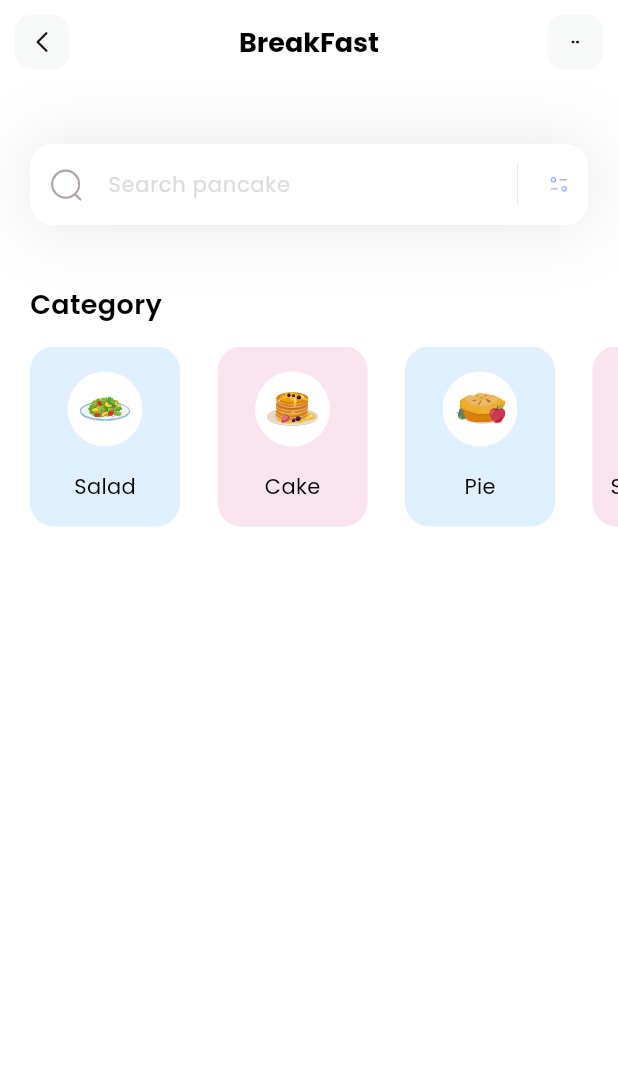
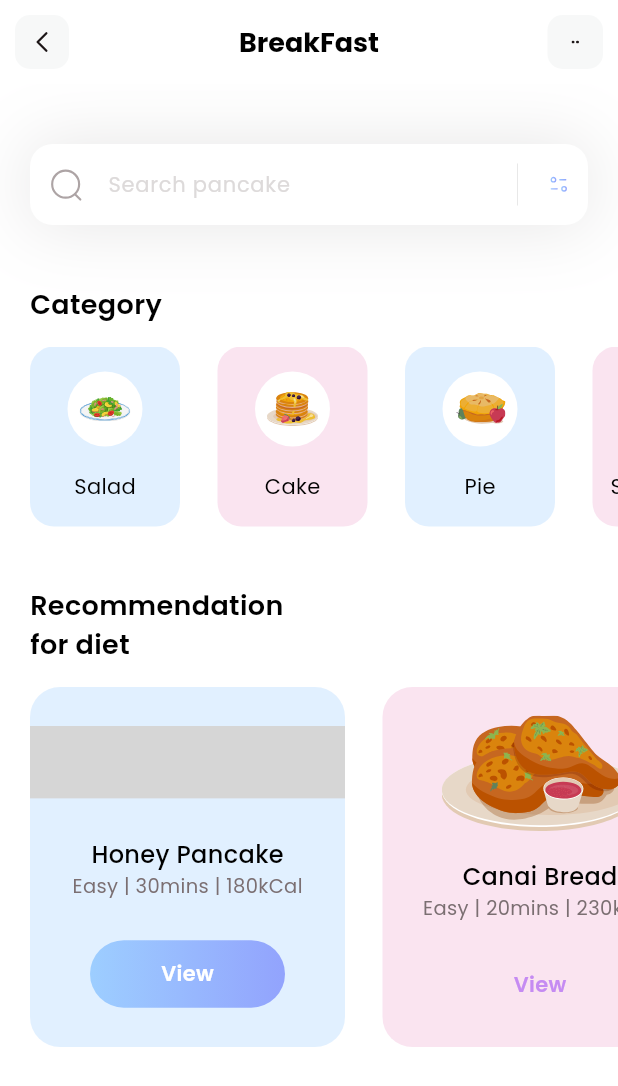
Before and after one commit to nzuwera/diet-app, a Flutter app: the screen it shows after launch, on a phone screen of 412 x 824 dp. Shown: the top 1086 px of the screen. Run offline on Flutter 3.47's test engine with Material 3 defaults, Android fonts, the phone set to English and light mode, and no system bars; our stand-ins replace flutter_svg; grey boxes are pictures that could not be loaded.

Commit message:
- Diet Section

```diff
--- /dev/null
+++ b/lib/models/diet_model.dart
@@ -0,0 +1,51 @@
+import 'package:flutter/material.dart';
+
+class DietModel {
+  String name;
+  String iconPath;
+  String level;
+  String duration;
+  String calorie;
+  Color boxColor;
+  bool viewIsSelected;
+
+  DietModel({
+    required this.name,
+    required this.iconPath,
+    required this.level,
+    required this.duration,
+    required this.calorie,
+    required this.boxColor,
+    required this.viewIsSelected
+  });
+
+  static List < DietModel > getDiets() {
+    List < DietModel > diets = [];
+
+    diets.add(
+        DietModel(
+            name: 'Honey Pancake',
+            iconPath: 'assets/icons/honey-pancakes.svg',
+            level: 'Easy',
+            duration: '30mins',
+            calorie: '180kCal',
+            viewIsSelected: true,
+            boxColor: Color(0xff9DCEFF)
+        )
+    );
+
+    diets.add(
+        DietModel(
+            name: 'Canai Bread',
+            iconPath: 'assets/icons/canai-bread.svg',
+            level: 'Easy',
+            duration: '20mins',
+            calorie: '230kCal',
+            viewIsSelected: false,
+            boxColor: Color(0xffEEA4CE)
+        )
+    );
+
+    return diets;
+  }
+}
--- a/lib/pages/home.dart
+++ b/lib/pages/home.dart
@@ -1,17 +1,18 @@
 import "package:flutter/material.dart";
 import 'package:flutter_application/models/category_model.dart';
+import 'package:flutter_application/models/diet_model.dart';
 import 'package:flutter_svg/flutter_svg.dart';
 
 class HomePage extends StatelessWidget {
   HomePage({super.key});
 
   List<CategoryModel> categories = [];
+  List<DietModel> diets = [];
 
   void _getInitialInfo() {
     categories = CategoryModel.getCategories();
+    diets = DietModel.getDiets();
   }
-
-
 
   @override
   Widget build(BuildContext context) {
@@ -25,10 +26,111 @@ class HomePage extends StatelessWidget {
           _searchField(),
           SizedBox(height: 40),
           _categoriesSection(),
+          SizedBox(height: 40),
+          _dietSection(),
         ],
       ),
       // bottomNavigationBar: BottomNavigationBar(items: items)
     );
+  }
+
+  Column _dietSection() {
+    return Column(
+          crossAxisAlignment: CrossAxisAlignment.start,
+          children: [
+            Padding(
+              padding: const EdgeInsets.only(left: 20),
+              child: Text(
+                "Recommendation\nfor diet",
+                style: TextStyle(
+                  color: Colors.black,
+                  fontSize: 18,
+                  fontWeight: FontWeight.w600,
+                ),
+              ),
+            ),
+            const SizedBox(height: 15),
+            Container(
+              height: 240,
+              child: ListView.separated(
+                itemBuilder: (content, index) {
+                  return Container(
+                    width: 210,
+                    decoration: BoxDecoration(
+                      color: diets[index].boxColor.withOpacity(0.3),
+                      borderRadius: BorderRadius.circular(20),
+                    ),
+                    child: Column(
+                      mainAxisAlignment: MainAxisAlignment.spaceEvenly,
+                      children: [
+                        SvgPicture.asset(diets[index].iconPath),
+                        Column(
+                          children: [
+                            Text(
+                              diets[index].name,
+                              style: const TextStyle(
+                                fontWeight: FontWeight.w500,
+                                color: Colors.black,
+                                fontSize: 16,
+                              ),
+                            ),
+                            Text(
+                              diets[index].level +
+                                  ' | ' +
+                                  diets[index].duration +
+                                  ' | ' +
+                                  diets[index].calorie,
+                              style: const TextStyle(
+                                color: Color(0xff7B6F72),
+                                fontSize: 13,
+                                fontWeight: FontWeight.w400,
+                              ),
+                            ),
+                          ],
+                        ),
+                        Container(
+                          height: 45,
+                          width: 130,
+                          decoration: BoxDecoration(
+                            gradient: LinearGradient(
+                              colors: [
+                                diets[index].viewIsSelected
+                                    ? const Color(0xff9DCEFF)
+                                    : Colors.transparent,
+                                diets[index].viewIsSelected
+                                    ? const Color(0xff92A3FD)
+                                    : Colors.transparent,
+                              ],
+                            ),
+                            borderRadius: BorderRadius.circular(50),
+                          ),
+                          child: Center(
+                            child: Text(
+                              'View',
+                              style: TextStyle(
+                                color:
+                                    diets[index].viewIsSelected
+                                        ? Colors.white
+                                        : const Color(0xffC58BF2),
+                                fontWeight: FontWeight.w600,
+                                fontSize: 14,
+                              ),
+                            ),
+                          ),
+                        ),
+                      ],
+                    ),
+                  );
+                },
+                separatorBuilder:
+                    (context, index) => const SizedBox(width: 25),
+                itemCount: diets.length,
+                scrollDirection: Axis.horizontal,
+                padding: EdgeInsets.only(left: 20, right: 20),
+              ),
+            ),
+          ],
+        );
   }
 
   Column _categoriesSection() {
@@ -52,14 +154,14 @@ class HomePage extends StatelessWidget {
           child: ListView.separated(
             itemCount: categories.length,
             scrollDirection: Axis.horizontal,
-            padding: EdgeInsets.only(left: 20,right: 20),
-            separatorBuilder:(content, index) => SizedBox(width: 25,),
+            padding: EdgeInsets.only(left: 20, right: 20),
+            separatorBuilder: (content, index) => SizedBox(width: 25),
             itemBuilder: (content, index) {
               return Container(
                 width: 100,
                 decoration: BoxDecoration(
                   color: categories[index].boxColor.withOpacity(0.3),
-                  borderRadius: BorderRadius.circular(16)
+                  borderRadius: BorderRadius.circular(16),
                 ),
                 child: Column(
                   mainAxisAlignment: MainAxisAlignment.spaceEvenly,
@@ -69,7 +171,7 @@ class HomePage extends StatelessWidget {
                       height: 50,
                       decoration: BoxDecoration(
                         color: Colors.white,
-                        shape: BoxShape.circle
+                        shape: BoxShape.circle,
                       ),
                       child: Padding(
                         padding: const EdgeInsets.all(8.0),
@@ -81,9 +183,9 @@ class HomePage extends StatelessWidget {
                       style: TextStyle(
                         fontWeight: FontWeight.w400,
                         color: Colors.black,
-                        fontSize: 14
+                        fontSize: 14,
                       ),
-                    )
+                    ),
                   ],
                 ),
               );
```
